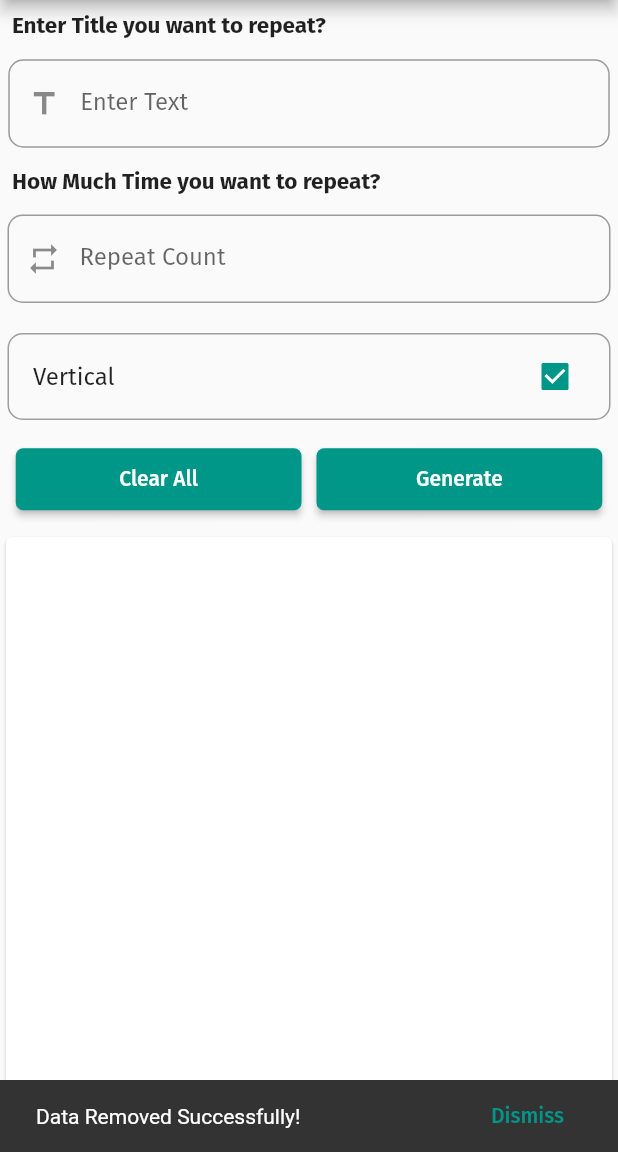
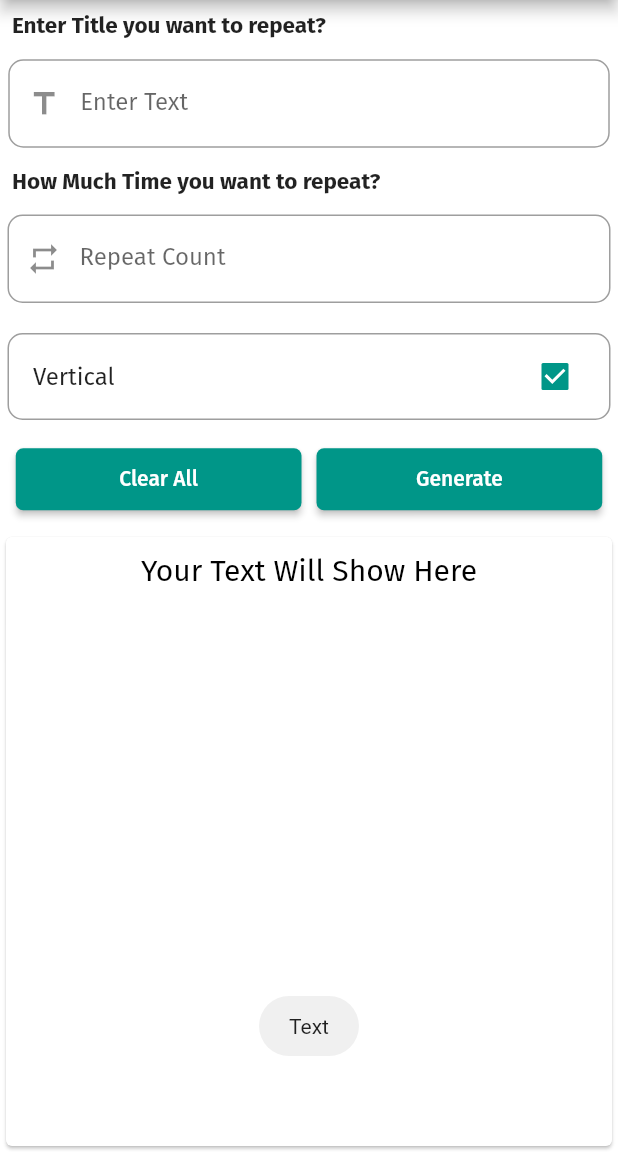
Before and after one commit to SeAliijaz/text_repeater-app, a Flutter app: the screen it shows after launch, after a tap on "Horizontal", after a tap on "Clear All", on a phone screen of 412 x 824 dp, the part 84-1236 px from its top. Run offline on Flutter 3.47's test engine with Material 2 defaults, Android fonts, the phone set to English and light mode, and no system bars; our stand-ins replace fluttertoast, google_fonts, share_plus; missing offline and left inert: clipboard.

Commit message:
Completed till checkbox

```diff
--- a/lib/Constants/constants.dart
+++ b/lib/Constants/constants.dart
@@ -1,24 +1,16 @@
 import 'package:clipboard/clipboard.dart';
-import 'package:flutter/material.dart';
+import 'package:fluttertoast/fluttertoast.dart';
 import 'package:share_plus/share_plus.dart';
 
 ///function to copy text
-copy(String text) {
-  FlutterClipboard.copy(text);
+void copy(String? text) {
+  FlutterClipboard.copy(text == null ? text ?? "Null Text" : "Text");
 }
 
-send(String text) {
-  Share.share(text);
+void send(String? text) {
+  Share.share(text == null ? text ?? "Null Text" : "Text");
 }
 
-///Snackbar
-void showSnackBar(BuildContext context, String text) {
-  final snackBar = SnackBar(
-    content: Text(text),
-    action: SnackBarAction(
-      label: 'Dismiss',
-      onPressed: () {},
-    ),
-  );
-  ScaffoldMessenger.of(context).showSnackBar(snackBar);
+void showToast(String? text) {
+  Fluttertoast.showToast(msg: text == null ? text ?? "Null Text" : "Text");
 }
--- a/lib/Screens/home_screen.dart
+++ b/lib/Screens/home_screen.dart
@@ -18,6 +18,7 @@ class HomeScreenState extends State<HomeScreen> {
   int? repeatCount;
   String repeatedText = "";
   bool _isVertical = false;
+  bool isLoading = false;
 
   ///function to generateRepeated Text
   void _generateRepeatedText() {
@@ -48,7 +49,7 @@ class HomeScreenState extends State<HomeScreen> {
       repeatCount = null;
       _formKey.currentState!.reset();
     });
-    showSnackBar(context, "Data Removed Successfully!");
+    showToast("Data Removed!");
   }
 
   ///CheckBox
@@ -65,11 +66,22 @@ class HomeScreenState extends State<HomeScreen> {
       appBar: AppBar(
         title: const Text("Text Repeater"),
       ),
-      body: SizedBox(
+      body: isLoading
+          ? const Center(
+              child: CircularProgressIndicator(),
+            )
+
+          ///Body SizedBox (DIV)
+          : SizedBox(
               height: Sizer(context).height,
               width: Sizer(context).width,
+
+              ///Form
               child: Form(
+                ///Form Key
                 key: _formKey,
+
+                ///Text Fields
                 child: Column(
                   children: <Widget>[
                     const Align(
@@ -145,7 +157,8 @@ class HomeScreenState extends State<HomeScreen> {
                                 if (int.tryParse(value) == null) {
                                   return 'Please enter a valid number';
                                 }
-                          if (int.parse(value) < 1 || int.parse(value) > 5000) {
+                                if (int.parse(value) < 1 ||
+                                    int.parse(value) > 5000) {
                                   return "Number should be between (1 To 5,000)";
                                 }
                                 return null;
@@ -168,12 +181,15 @@ class HomeScreenState extends State<HomeScreen> {
                             ),
                             child: CheckboxListTile(
                                 title: Text(
-                            _isVertical == true ? "Vertical" : "Horizontal",
+                                  _isVertical == true
+                                      ? "Vertical"
+                                      : "Horizontal",
                                 ),
-                          tristate: true,
                                 value: _isVertical,
-                          onChanged: (value) {
-                            _toggleDirection(value!);
+                                onChanged: (bool? value) {
+                                  if (value != null) {
+                                    _toggleDirection(value);
+                                  }
                                 }),
                           ),
                         ),
@@ -181,7 +197,104 @@ class HomeScreenState extends State<HomeScreen> {
                     ),
 
                     ///Action Buttons
-              Padding(
+                    _actionButtons(context),
+
+                    ///Repeated Text
+                    _repeatedTextDiv(context),
+                  ],
+                ),
+              ),
+            ),
+    );
+  }
+
+  ///Repeated Text Container (Div)
+  Widget _repeatedTextDiv(BuildContext context) {
+    return Expanded(
+      child: SizedBox(
+        height: Sizer(context).height,
+        width: Sizer(context).width,
+        child: Card(
+          child: SingleChildScrollView(
+            child: Padding(
+              padding: const EdgeInsets.all(5),
+              child: Column(
+                children: [
+                  if (repeatedText.isEmpty)
+                    const SizedBox(
+                      child: Align(
+                        alignment: Alignment.topLeft,
+                        child: Padding(
+                          padding: EdgeInsets.all(5.5),
+                          child: Center(
+                            child: Text(
+                              "Your Text Will Show Here",
+                              style:
+                                  TextStyle(fontSize: 20, color: Colors.black),
+                            ),
+                          ),
+                        ),
+                      ),
+                    )
+                  else
+                    Column(
+                      children: [
+                        Row(
+                          mainAxisAlignment: MainAxisAlignment.spaceBetween,
+                          children: [
+                            const Text(
+                              "Repeated text",
+                              style: TextStyle(fontSize: 20),
+                            ),
+                            Align(
+                              alignment: Alignment.topRight,
+                              child: Row(
+                                children: [
+                                  IconButton(
+                                    onPressed: () {
+                                      copy(repeatedText);
+                                      showToast("Text Copied Successfully!");
+                                    },
+                                    icon: const Icon(Icons.copy_outlined),
+                                  ),
+                                  IconButton(
+                                    onPressed: () {
+                                      send(repeatedText);
+                                      showToast("Sharing Your Text");
+                                    },
+                                    icon: const Icon(Icons.share_outlined),
+                                  ),
+                                ],
+                              ),
+                            ),
+                          ],
+                        ),
+                        Align(
+                          alignment: Alignment.topLeft,
+                          child: Padding(
+                            padding: const EdgeInsets.all(5.5),
+                            child: Text(
+                              repeatedText,
+                              style: const TextStyle(fontSize: 20),
+                            ),
+                          ),
+                        ),
+                      ],
+                    ),
+                ],
+              ),
+            ),
+          ),
+        ),
+      ),
+    );
+  }
+
+  ///Action Button
+  /// 1. Clear All Button
+  /// 2. Generate Text Button
+  Widget _actionButtons(BuildContext context) {
+    return Padding(
       padding: const EdgeInsets.all(5.5),
       child: Row(
         mainAxisAlignment: MainAxisAlignment.spaceEvenly,
@@ -218,95 +331,6 @@ class HomeScreenState extends State<HomeScreen> {
           ),
         ],
       ),
-              ),
-
-              ///Repeated Text
-              Expanded(
-                child: SizedBox(
-                  height: Sizer(context).height,
-                  width: Sizer(context).width,
-                  child: Card(
-                    child: SingleChildScrollView(
-                      child: Padding(
-                        padding: const EdgeInsets.all(5),
-                        child: Column(
-                          children: [
-                            repeatedText.isEmpty
-                                ? const SizedBox(
-                                    child: Align(
-                                      alignment: Alignment.topLeft,
-                                      child: Padding(
-                                        padding: EdgeInsets.all(5.5),
-                                        child: Text(
-                                          "",
-                                          style: TextStyle(
-                                              fontSize: 20,
-                                              color: Colors.black),
-                                        ),
-                                      ),
-                                    ),
-                                  )
-                                : Column(
-                                    children: [
-                                      Row(
-                                        mainAxisAlignment:
-                                            MainAxisAlignment.spaceBetween,
-                                        children: [
-                                          const Text(
-                                            "Repeated text",
-                                            style: TextStyle(fontSize: 20),
-                                          ),
-                                          Align(
-                                            alignment: Alignment.topRight,
-                                            child: Row(
-                                              children: [
-                                                IconButton(
-                                                  onPressed: () {
-                                                    copy(repeatedText);
-                                                    showSnackBar(context,
-                                                        "Text Copied Successfully!");
-                                                  },
-                                                  icon: const Icon(
-                                                      Icons.copy_outlined),
-                                                ),
-                                                IconButton(
-                                                  onPressed: () {
-                                                    send(repeatedText);
-                                                    showSnackBar(
-                                                        context, "Sharing");
-                                                  },
-                                                  icon: const Icon(
-                                                      Icons.share_outlined),
-                                                ),
-                                              ],
-                                            ),
-                                          ),
-                                        ],
-                                      ),
-                                      Align(
-                                        alignment: Alignment.topLeft,
-                                        child: Padding(
-                                          padding: const EdgeInsets.all(5.5),
-                                          child: Text(
-                                            repeatedText,
-                                            style:
-                                                const TextStyle(fontSize: 20),
-                                          ),
-                                        ),
-                                      ),
-                                    ],
-                                  ),
-                          ],
-                        ),
-                      ),
-                    ),
-                  ),
-                ),
-              ),
-            ],
-          ),
-        ),
-      ),
     );
   }
 }
--- a/lib/main.dart
+++ b/lib/main.dart
@@ -24,6 +24,7 @@ class MyApp extends StatelessWidget {
         primaryColor: Colors.teal,
         primarySwatch: Colors.teal,
         appBarTheme: const AppBarTheme(color: Colors.teal),
+        scaffoldBackgroundColor: Colors.white,
 
         ///Default Text Theme
         textTheme: GoogleFonts.firaSansTextTheme(
```
Lines whose indentation alone changed are shown as unchanged.
